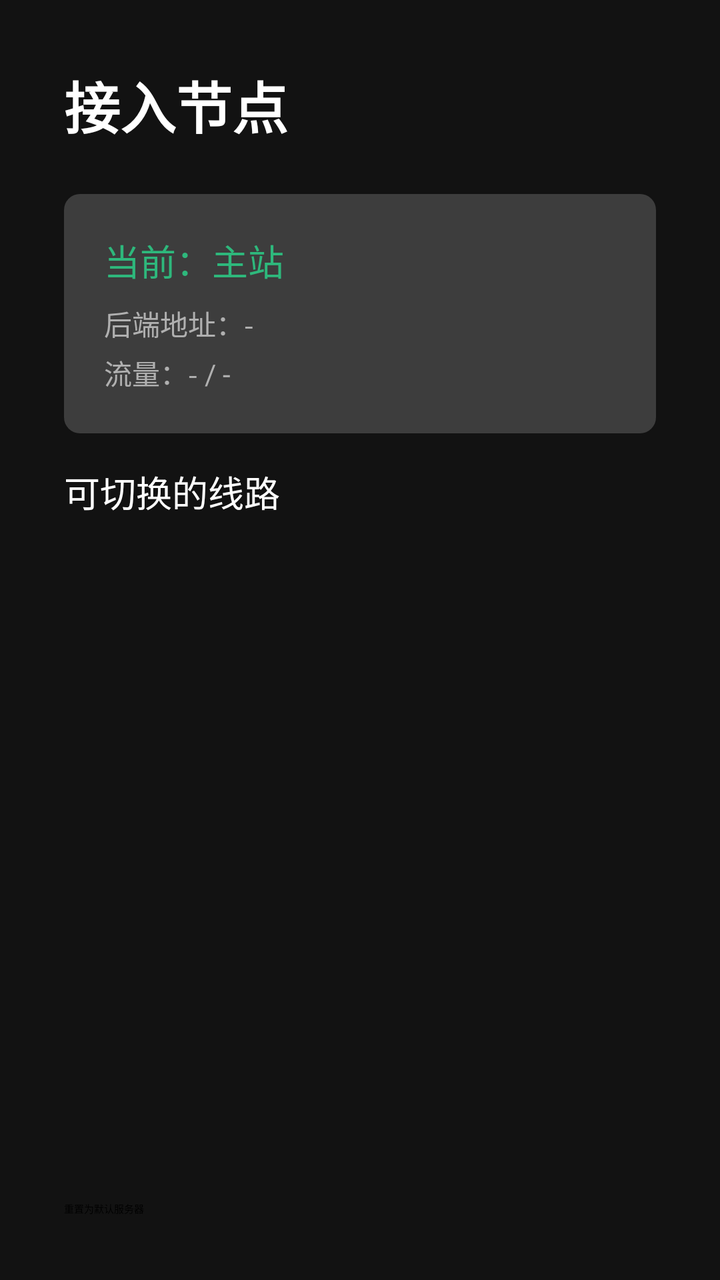
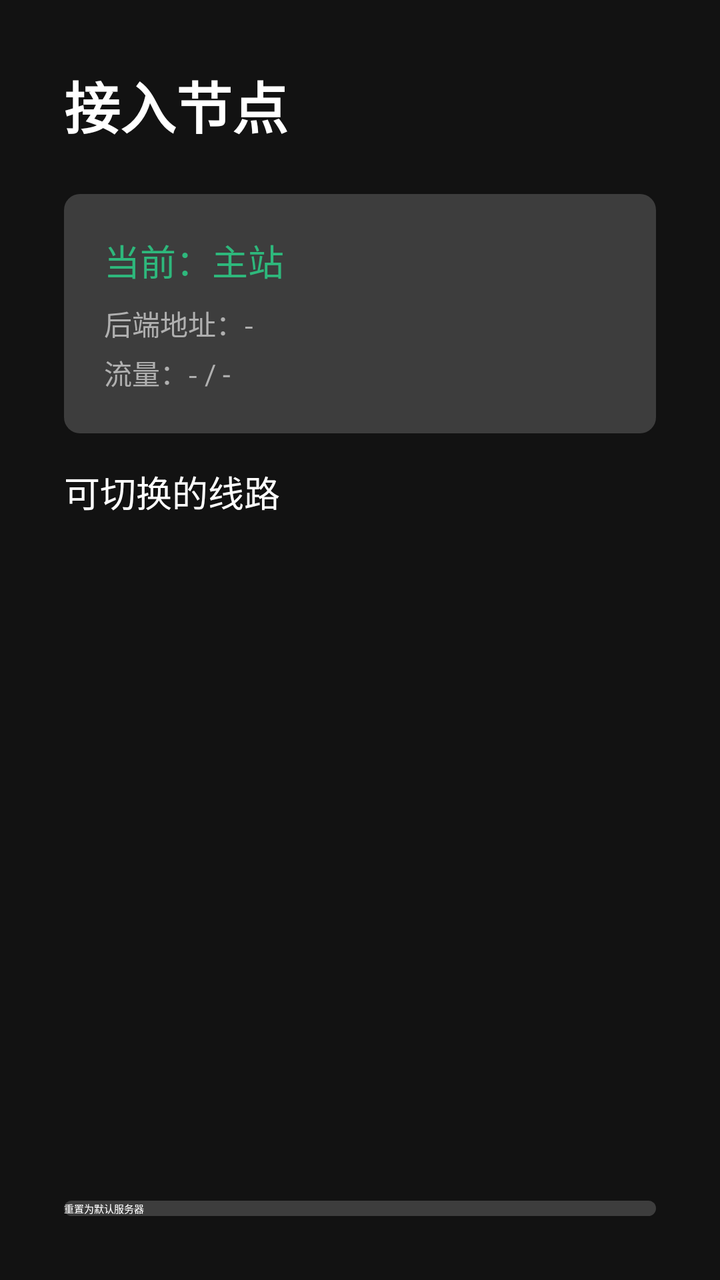

Two renders of the same Android screen: before a commit and after it. Below are the layout's source before the change and the commit's diff.
<!-- AndroidManifest.xml: activity theme Theme.LingXiTV.NoActionBar -->
<!-- res/layout/activity_node_select.xml -->
<?xml version="1.0" encoding="utf-8"?>
<LinearLayout xmlns:android="http://schemas.android.com/apk/res/android"
    android:layout_width="match_parent"
    android:layout_height="match_parent"
    android:orientation="vertical"
    android:background="@color/bg_dark"
    android:padding="32dp">

    <TextView
        android:layout_width="wrap_content"
        android:layout_height="wrap_content"
        android:text="接入节点"
        android:textColor="@color/text_primary"
        android:textSize="28sp"
        android:textStyle="bold"
        android:layout_marginBottom="24dp" />

    
    <LinearLayout
        android:layout_width="match_parent"
        android:layout_height="wrap_content"
        android:orientation="vertical"
        android:background="@drawable/btn_secondary"
        android:padding="20dp"
        android:layout_marginBottom="16dp">

        <TextView
            android:id="@+id/tvCurrentNode"
            android:layout_width="match_parent"
            android:layout_height="wrap_content"
            android:text="当前：主站"
            android:textColor="@color/lingxi_green_light"
            android:textSize="18sp"
            android:maxLines="1"
            android:ellipsize="end"
            android:layout_marginBottom="8dp" />

        <TextView
            android:id="@+id/tvNodeUrl"
            android:layout_width="match_parent"
            android:layout_height="wrap_content"
            android:text="后端地址：-"
            android:textColor="@color/text_secondary"
            android:textSize="14sp"
            android:maxLines="1"
            android:ellipsize="middle"
            android:layout_marginBottom="4dp" />

        <TextView
            android:id="@+id/tvQuota"
            android:layout_width="match_parent"
            android:layout_height="wrap_content"
            android:text="流量：- / -"
            android:textColor="@color/text_secondary"
            android:textSize="14sp" />
    </LinearLayout>

    <TextView
        android:layout_width="match_parent"
        android:layout_height="wrap_content"
        android:text="可切换的线路"
        android:textColor="@color/text_primary"
        android:textSize="18sp"
        android:layout_marginBottom="12dp" />

    
    <androidx.recyclerview.widget.RecyclerView
        android:id="@+id/rvNodes"
        android:layout_width="match_parent"
        android:layout_height="0dp"
        android:layout_weight="1" />

    <Button
        android:id="@+id/btnReset"
        android:layout_width="match_parent"
        android:layout_height="wrap_content"
        android:text="重置为默认服务器"
        android:layout_marginTop="12dp" />

</LinearLayout>
<!-- resources referenced by this layout -->
<resources>
  <color name="bg_dark">#121212</color>
  <color name="lingxi_green_light">#2eb87c</color>
  <color name="text_primary">#FFFFFF</color>
  <color name="text_secondary">#B0B0B0</color>
  <!-- drawable btn_secondary (drawable) -->
  <?xml version="1.0" encoding="utf-8"?>
  <selector xmlns:android="http://schemas.android.com/apk/res/android">
      <item android:state_focused="true" android:state_pressed="true">
          <shape android:shape="rectangle">
              <corners android:radius="8dp" />
              <solid android:color="#4A4A4A" />
              <stroke android:width="2dp" android:color="@color/white" />
          </shape>
      </item>
      <item android:state_focused="true">
          <shape android:shape="rectangle">
              <corners android:radius="8dp" />
              <solid android:color="#4A4A4A" />
              <stroke android:width="2dp" android:color="@color/lingxi_green_light" />
          </shape>
      </item>
      <item android:state_pressed="true">
          <shape android:shape="rectangle">
              <corners android:radius="8dp" />
              <solid android:color="#4A4A4A" />
          </shape>
      </item>
      <item android:state_enabled="false">
          <shape android:shape="rectangle">
              <corners android:radius="8dp" />
              <solid android:color="#2A2A2A" />
          </shape>
      </item>
      <item>
          <shape android:shape="rectangle">
              <corners android:radius="8dp" />
              <solid android:color="#3D3D3D" />
          </shape>
      </item>
  </selector>
  <style name="Theme.LingXiTV.NoActionBar" parent="Theme.LingXiTV">
          <item name="windowActionBar">false</item>
          <item name="windowNoTitle">true</item>
      </style>
  <color name="white">#FFFFFF</color>
  <style name="Theme.LingXiTV" parent="@style/Theme.Leanback">
          <item name="colorPrimary">@color/lingxi_green</item>
          <item name="colorPrimaryDark">@color/lingxi_green_dark</item>
          <item name="colorAccent">@color/lingxi_green_light</item>
          <item name="android:windowBackground">@color/bg_dark</item>
          <item name="android:statusBarColor">@color/bg_dark</item>
          <item name="android:navigationBarColor">@color/bg_dark</item>
      </style>
  <color name="lingxi_green">#1a8a5c</color>
  <color name="lingxi_green_dark">#127049</color>
</resources>

<!-- the commit's change to res/layout/activity_node_select.xml (unified diff, before → after) -->
@@ -75,6 +75,10 @@
         android:layout_width="match_parent"
         android:layout_height="wrap_content"
         android:text="重置为默认服务器"
+        android:textColor="@color/text_primary"
+        android:background="@drawable/btn_secondary"
+        android:focusable="true"
+        android:clickable="true"
         android:layout_marginTop="12dp" />
 
 </LinearLayout>
<!-- resource entries referenced after the edit -->
@@ -52,8 +52,15 @@
           <item name="android:windowBackground">@color/bg_dark</item>
           <item name="android:statusBarColor">@color/bg_dark</item>
           <item name="android:navigationBarColor">@color/bg_dark</item>
+          
+          <item name="alertDialogTheme">@style/Theme.LingXiTV.Dialog</item>
       </style>
   <color name="lingxi_green">#1a8a5c</color>
   <color name="lingxi_green_dark">#127049</color>
+  <style name="Theme.LingXiTV.Dialog" parent="Theme.AppCompat.Dialog.Alert">
+          <item name="colorPrimary">@color/lingxi_green</item>
+          <item name="colorPrimaryDark">@color/lingxi_green_dark</item>
+          <item name="colorAccent">@color/lingxi_green_light</item>
+      </style>
 </resources>
 
